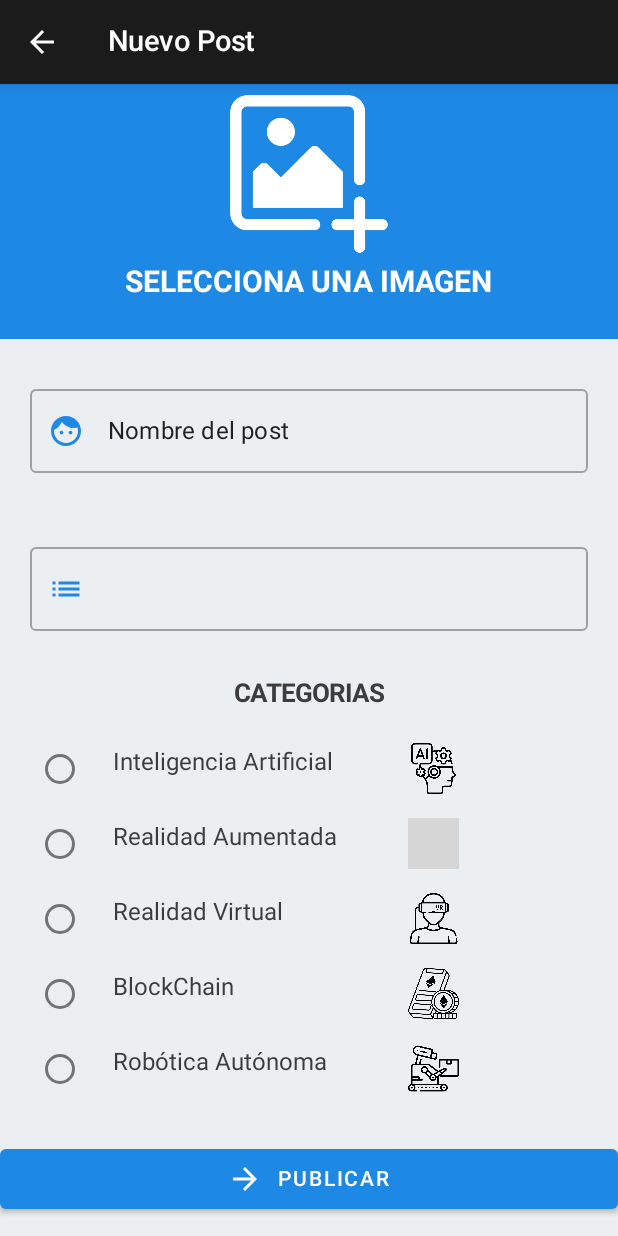
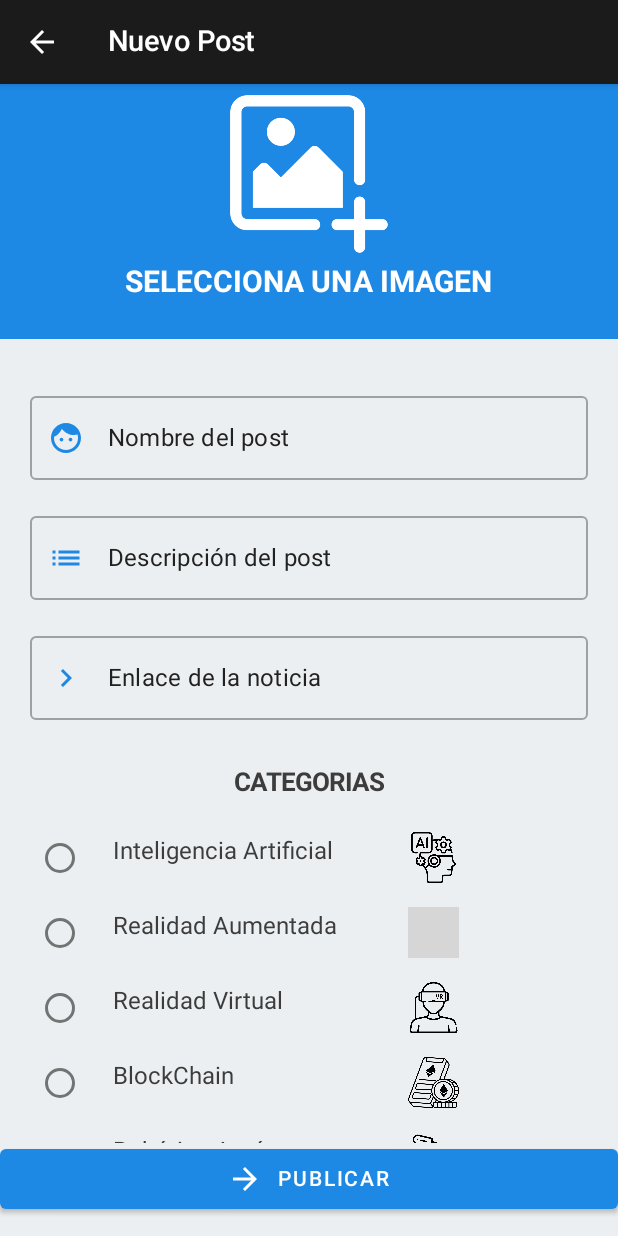
Before and after one commit to juan-Igle/Proyecto-android, an Android app built with Jetpack Compose: the NewPostScreen screen opened through its navigation route, on a phone screen of 412 x 824 dp. Run offline under Robolectric (Android 15) with nearby library versions, the phone set to English and light mode, and no system bars; our stand-ins replace Dagger/Hilt's generated code, Firebase (no records; nobody signed in at launch, a user with empty details on screens opened directly); grey boxes are pictures that could not be loaded.

Commit message:
Actualización de diagramas y componentes de la aplicación

```diff
--- a/app/src/main/java/com/example/emergitech/domain/model/Post.kt
+++ b/app/src/main/java/com/example/emergitech/domain/model/Post.kt
@@ -9,6 +9,7 @@ data class Post(
     var name: String = "",
     var description: String = "",
     var category: String = "",
+    var enlace: String = "",
     var image: String = "",
     var idUser: String = "",
     var user: User? = null,
@@ -19,6 +20,7 @@ data class Post(
         name,
         description,
         category,
+        if(enlace.isNotEmpty()) URLEncoder.encode(enlace, StandardCharsets.UTF_8.toString()) else "",
         if (image != "") URLEncoder.encode(image, StandardCharsets.UTF_8.toString()) else "",
         idUser,
         User(
--- a/app/src/main/java/com/example/emergitech/presentation/screens/login/components/LoginContent.kt
+++ b/app/src/main/java/com/example/emergitech/presentation/screens/login/components/LoginContent.kt
@@ -52,7 +52,7 @@ fun LoginContent(navControler: NavHostController, viewModel: LoginViewModel = hi
                 )
 
                 Text(
-                    text = "Emergi Tech",
+                    text = "EmergiTech",
                     color = MaterialTheme.colors.onPrimary, // Texto en blanco para contraste con el fondo azul
                     fontSize = 20.sp,
                     fontWeight = FontWeight.Bold
@@ -61,7 +61,7 @@ fun LoginContent(navControler: NavHostController, viewModel: LoginViewModel = hi
         }
 
         Card(
-            modifier = Modifier.padding(start = 40.dp, end = 40.dp, top = 190.dp),
+            modifier = Modifier.padding(start = 40.dp, end = 40.dp, top = 220.dp),
             backgroundColor = MaterialTheme.colors.surface
         ) {
             Column(
--- a/app/src/main/java/com/example/emergitech/presentation/screens/new_post/NewPostScreen.kt
+++ b/app/src/main/java/com/example/emergitech/presentation/screens/new_post/NewPostScreen.kt
@@ -1,6 +1,9 @@
 package com.example.emergitech.presentation.screens.new_post
 
+import androidx.compose.foundation.layout.Box
+import androidx.compose.foundation.layout.fillMaxSize
 import androidx.compose.foundation.layout.fillMaxWidth
+import androidx.compose.foundation.layout.padding
 import androidx.compose.material.Scaffold
 import androidx.compose.runtime.Composable
 import androidx.compose.ui.Modifier
@@ -25,8 +28,15 @@ fun NewPostScreen(
                      navController = navController
                  )
         },
-        content = {
-            NewPostContent()
+        content = { paddingValues ->
+            Box(
+                modifier = Modifier
+                    .fillMaxSize()
+                    .padding(paddingValues)
+            ){
+                NewPostContent()
+            }
+
         },
         bottomBar = {
             DefaultButton(
--- a/app/src/main/java/com/example/emergitech/presentation/screens/new_post/NewPostState.kt
+++ b/app/src/main/java/com/example/emergitech/presentation/screens/new_post/NewPostState.kt
@@ -4,6 +4,7 @@ data class NewPostState(
     val image: String = "",
     val name: String = "",
     val description: String = "",
+    val enlace: String = "",
     val category: String = ""
 
 )
--- a/app/src/main/java/com/example/emergitech/presentation/screens/new_post/NewPostViewModel.kt
+++ b/app/src/main/java/com/example/emergitech/presentation/screens/new_post/NewPostViewModel.kt
@@ -69,6 +69,7 @@ class NewPostViewModel @Inject constructor(
        val post = Post(
            name = state.name,
            description = state.description,
+           enlace = state.enlace,
            category = state.category,
            idUser = currenUSer?.uid!!
        )
@@ -81,6 +82,7 @@ class NewPostViewModel @Inject constructor(
             name = "",
             category = "",
             description = "",
+            enlace = "",
             image = ""
         )
     }
@@ -115,6 +117,10 @@ class NewPostViewModel @Inject constructor(
         state = state.copy(description = description)
     }
 
+    fun onEnlaceIput(enlace: String){
+        state = state.copy(enlace =  enlace)
+    }
+
     fun onImageInput(image: String){
         state = state.copy(image = image)
     }
--- a/app/src/main/java/com/example/emergitech/presentation/screens/new_post/components/NewPostContent.kt
+++ b/app/src/main/java/com/example/emergitech/presentation/screens/new_post/components/NewPostContent.kt
@@ -2,6 +2,7 @@ package com.example.emergitech.presentation.screens.new_post.components
 
 import androidx.compose.foundation.*
 import androidx.compose.foundation.layout.*
+import androidx.compose.foundation.lazy.LazyColumn
 import androidx.compose.foundation.selection.selectable
 import androidx.compose.foundation.shape.CircleShape
 import androidx.compose.material.MaterialTheme
@@ -9,9 +10,7 @@ import androidx.compose.material.RadioButton
 import androidx.compose.material.Scaffold
 import androidx.compose.material.Text
 import androidx.compose.material.icons.Icons
-import androidx.compose.material.icons.filled.Email
-import androidx.compose.material.icons.filled.Face
-import androidx.compose.material.icons.filled.List
+import androidx.compose.material.icons.filled.*
 import androidx.compose.runtime.Composable
 import androidx.compose.runtime.mutableStateOf
 import androidx.compose.runtime.remember
@@ -63,6 +62,7 @@ fun NewPostContent(viewModel: NewPostViewModel = hiltViewModel()) {
          Box(
             modifier = Modifier
                .fillMaxWidth()
+               .padding(bottom = 30.dp)
                .height(170.dp)
                .background(MaterialTheme.colors.primary) // Cambiado a BluePrimary para un encabezado atractivo
          ) {
@@ -111,7 +111,7 @@ fun NewPostContent(viewModel: NewPostViewModel = hiltViewModel()) {
          DefaultTextField(
             modifier = Modifier
                .fillMaxWidth()
-               .padding(top = 25.dp, start = 20.dp, end = 20.dp),
+               .padding(top = 0.dp, start = 20.dp, end = 20.dp),
             value = state.name,
             onValueChange = { viewModel.onNameInput(it) },
             validateField = {
@@ -131,9 +131,19 @@ fun NewPostContent(viewModel: NewPostViewModel = hiltViewModel()) {
             validateField = {
 
             },
-            label = "",
+            label = "Descripción del post",
             icon = Icons.Default.List,
             errorMsg = ""
+         )
+
+         DefaultTextField(
+            modifier = Modifier
+               .fillMaxWidth()
+               .padding(top = 0.dp, start = 20.dp, end = 20.dp),
+            value = state.enlace,
+            onValueChange = {viewModel.onEnlaceIput(it)},
+            label = "Enlace de la noticia",
+            icon = Icons.Default.KeyboardArrowRight
          )
 
          Text(
--- a/app/src/main/java/com/example/emergitech/presentation/screens/profile_edit/ProfileEditViewModel.kt
+++ b/app/src/main/java/com/example/emergitech/presentation/screens/profile_edit/ProfileEditViewModel.kt
@@ -70,7 +70,7 @@ class ProfileEditViewModel @Inject constructor(
     }
 
    fun pickImage() = viewModelScope.launch {
-       val result = resultingActivityHandler.getContent("images/*")
+       val result = resultingActivityHandler.getContent("image/*")
        if(result != null){
            file = ComposeFileProvider.createFileFromUri(context, result)
            state = state.copy(image = result.toString())
--- a/app/src/main/java/com/example/emergitech/presentation/screens/profile_edit/components/ProfileEditContent.kt
+++ b/app/src/main/java/com/example/emergitech/presentation/screens/profile_edit/components/ProfileEditContent.kt
@@ -118,7 +118,7 @@ fun ProfileEditContent(navController: NavHostController, viewModel: ProfileEditV
                             start = 0.dp,
                             end = 0.dp
                         ),
-                    text = "REGISTRO",
+                    text = "ACTUALIZAR NOMBRE",
                     fontSize = 18.sp,
                     fontWeight = FontWeight.Bold,
                     color = MaterialTheme.colors.onSurface
```
Also changed, not shown: app/src/main/java/com/example/emergitech/presentation/components/ClickableLink.kt (added, +33 -0 lines), app/src/main/java/com/example/emergitech/presentation/screens/detail_post/components/DetailPostContent.kt (+25 -0 lines), app/src/main/java/com/example/emergitech/presentation/screens/my_post/components/MyPostsCard.kt (+12 -1 lines), app/src/main/java/com/example/emergitech/presentation/screens/posts/components/PostsCard.kt (+8 -0 lines), 3 other files.
